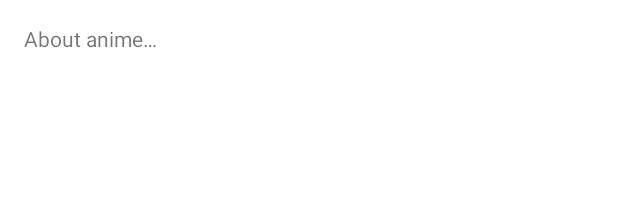
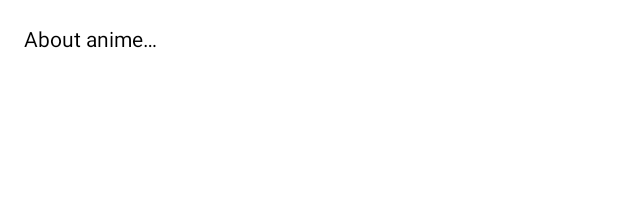
Before and after one commit to Bhavani-Rathod/Anime-List, an Android app built with Jetpack Compose: the layout dialog_layout.xml on its own in the app's theme, with its tools: preview values and no code run, on a phone screen of 412 x 824 dp. Shown: the top 221 px of the screen. Run offline under Robolectric (Android 15) with nearby library versions, the phone set to English and light mode, and no system bars.

Commit message:
Sixth Commit

```diff
--- a/app/src/main/res/layout/activity_main.xml
+++ b/app/src/main/res/layout/activity_main.xml
@@ -58,7 +58,7 @@
             android:id="@+id/searchView"
             android:layout_width="match_parent"
             android:layout_height="match_parent"
-            android:background="@color/white"
+            android:background="@color/buttonBackgroundColor"
             android:queryHint="Search for Anime.."
             android:iconifiedByDefault="false" />
 
--- a/app/src/main/res/layout/dialog_layout.xml
+++ b/app/src/main/res/layout/dialog_layout.xml
@@ -3,12 +3,15 @@
     android:layout_width="match_parent"
     android:layout_height="wrap_content"
     android:orientation="vertical"
-    android:padding="16dp">
+    android:padding="16dp"
+    android:background="@color/buttonBackgroundColor">
 
     <TextView
         android:id="@+id/dialogTextView"
         android:layout_width="wrap_content"
         android:layout_height="wrap_content"
-        android:text="@string/about_anime" />
+        android:text="@string/about_anime"
+        android:textColor="@color/buttonTextColor"
+        android:background="@color/buttonBackgroundColor"/>
 
 </LinearLayout>
```
